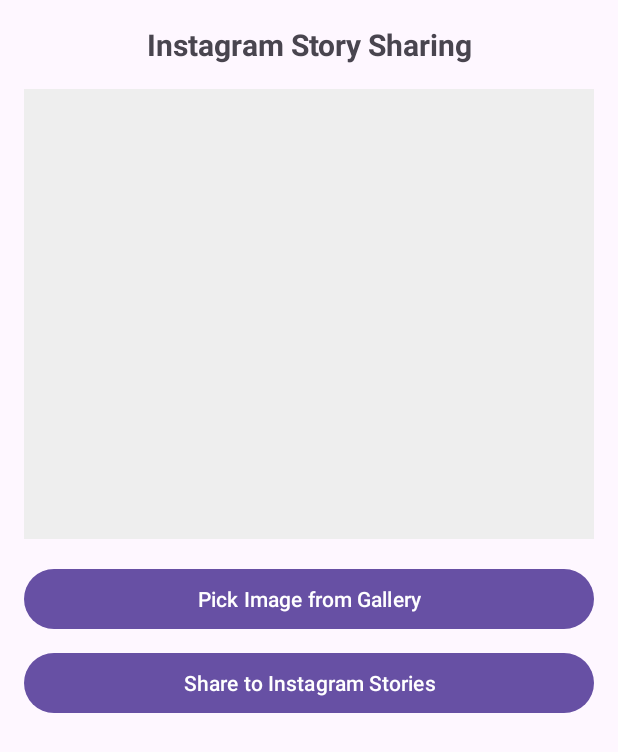
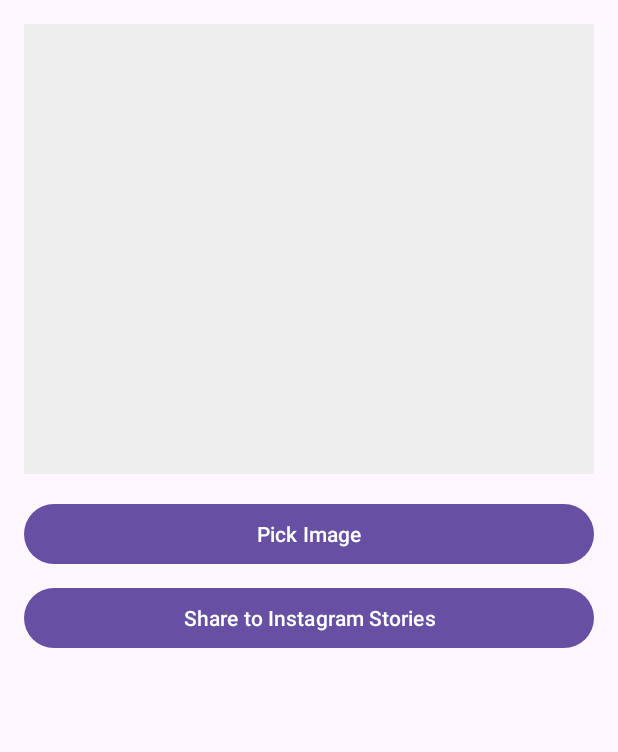
Before and after one commit to zhanserikAmangeldi/firstLabProject, an Android app: the IntentsFragment screen opened through its navigation route, on a phone screen of 412 x 824 dp. Shown: the top 752 px of the screen. Run offline under Robolectric (Android 15) with nearby library versions, the phone set to English and light mode, and no system bars.

Commit message:
minor change

```diff
--- a/app/build.gradle.kts
+++ b/app/build.gradle.kts
@@ -40,6 +40,9 @@ dependencies {
     // Media
     implementation("androidx.media:media:1.6.0")
 
+    implementation("com.facebook.android:facebook-android-sdk:latest.release")
+    implementation("com.facebook.android:facebook-share:latest.release")
+
     implementation(libs.androidx.core.ktx)
     implementation(libs.androidx.appcompat)
     implementation(libs.material)
--- a/app/src/main/AndroidManifest.xml
+++ b/app/src/main/AndroidManifest.xml
@@ -12,6 +12,7 @@
     <uses-permission android:name="android.permission.FOREGROUND_SERVICE" />
     <uses-permission android:name="android.permission.POST_NOTIFICATIONS" />
     <uses-permission android:name="android.permission.FOREGROUND_SERVICE_MEDIA_PLAYBACK" />
+    <uses-permission android:name="android.permission.INTERNET"/>
 
     <!-- Require permission to check the application installed or not(in our situation instagram) -->
     <queries>
--- a/app/src/main/java/com/example/labproject/ui/MainActivity.kt
+++ b/app/src/main/java/com/example/labproject/ui/MainActivity.kt
@@ -8,8 +8,6 @@ import androidx.navigation.fragment.NavHostFragment
 import com.example.labproject.R
 
 class MainActivity : AppCompatActivity() {
-
-
     override fun onCreate(savedInstanceState: Bundle?) {
         super.onCreate(savedInstanceState)
         setContentView(R.layout.activity_main)
--- a/app/src/main/res/layout/fragment_intents.xml
+++ b/app/src/main/res/layout/fragment_intents.xml
@@ -1,38 +1,33 @@
 <?xml version="1.0" encoding="utf-8"?>
 <LinearLayout xmlns:android="http://schemas.android.com/apk/res/android"
+    xmlns:tools="http://schemas.android.com/tools"
     android:layout_width="match_parent"
     android:layout_height="match_parent"
     android:orientation="vertical"
-    android:padding="16dp">
-
-    <TextView
-        android:layout_width="match_parent"
-        android:layout_height="wrap_content"
-        android:text="Instagram Story Sharing"
-        android:textSize="20sp"
-        android:textStyle="bold"
-        android:gravity="center"
-        android:layout_marginBottom="16dp"/>
+    android:padding="16dp"
+    tools:context=".ui.fragments.IntentsFragment">
 
     <ImageView
         android:id="@+id/imgPreview"
         android:layout_width="match_parent"
         android:layout_height="300dp"
-        android:scaleType="centerCrop"
+        android:layout_marginBottom="16dp"
         android:background="#EEEEEE"
-        android:layout_marginBottom="16dp"/>
+        android:scaleType="centerInside"
+        android:contentDescription="Preview Image" />
 
     <Button
         android:id="@+id/btnPickImage"
         android:layout_width="match_parent"
         android:layout_height="wrap_content"
-        android:text="Pick Image from Gallery"
-        android:layout_marginBottom="8dp"/>
+        android:layout_marginBottom="8dp"
+        android:text="Pick Image" />
 
     <Button
         android:id="@+id/btnShareInstagram"
         android:layout_width="match_parent"
         android:layout_height="wrap_content"
-        android:text="Share to Instagram Stories"/>
+        android:layout_marginBottom="8dp"
+        android:text="Share to Instagram Stories" />
 
 </LinearLayout>
--- a/app/src/main/res/values/strings.xml
+++ b/app/src/main/res/values/strings.xml
@@ -2,4 +2,8 @@
     <string name="app_name">Lab Project</string>
     <!-- TODO: Remove or change this placeholder text -->
     <string name="hello_blank_fragment">Hello blank fragment</string>
+
+    <string name="facebook_app_id">637651752277287</string>
+    <string name="fb_login_protocol_scheme">fb637651752277287</string>
+    <string name="facebook_client_token">YOUR_CLIENT_TOKEN</string>
 </resources>
--- a/app/src/main/res/xml/file_paths.xml
+++ b/app/src/main/res/xml/file_paths.xml
@@ -1,4 +1,4 @@
 <?xml version="1.0" encoding="utf-8"?>
 <paths>
-    <external-files-path name="images" path="Pictures/" />
+    <cache-path name="shared_images" path="images/"/>
 </paths>
```
Also changed, not shown: app/src/main/java/com/example/labproject/ui/fragments/IntentsFragment.kt (+39 -25 lines).
